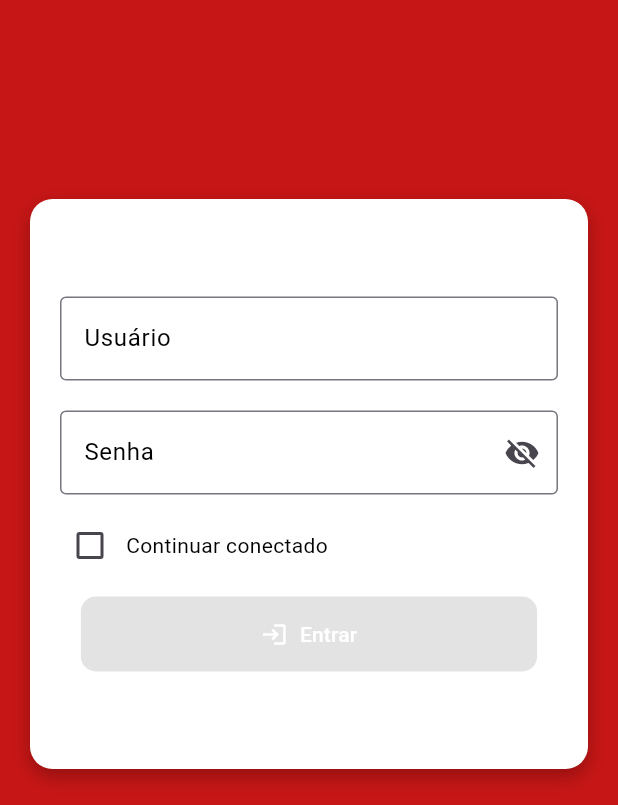
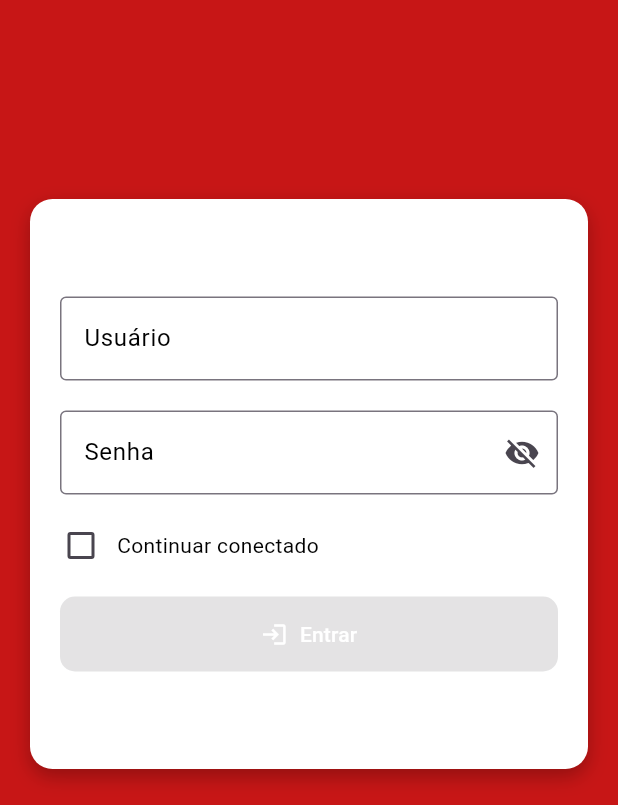
Before and after one commit to pablo-dtp/blitz_validade, a Flutter app: the screen it shows after launch, on a phone screen of 412 x 824 dp, the part 431-1236 px from its top. Run offline on Flutter 3.47's test engine with Material 3 defaults, Android fonts, the light colour scheme and no system bars; our stand-ins replace shared_preferences.

Commit message:
Login Page Fix

```diff
--- a/lib/pages/login.dart
+++ b/lib/pages/login.dart
@@ -225,8 +225,9 @@ class _LoginPageState extends State<LoginPage> {
 
   Widget _buildRememberMeCheckbox() {
     return Padding(
-      padding: const EdgeInsets.symmetric(horizontal: 16),
+      padding: const EdgeInsets.symmetric(horizontal: 10),
       child: Row(
+        crossAxisAlignment: CrossAxisAlignment.center, // Garante alinhamento central
         children: [
           Checkbox(
             value: rememberMe,
@@ -248,23 +249,38 @@ class _LoginPageState extends State<LoginPage> {
             checkColor: AppColors.auxiliaryColor,
             activeColor: AppColors.effectColor,
           ),
-          const Text('Continuar conectado'),
+          SizedBox(width: 0), // Ajusta o espaçamento entre o checkbox e o texto
+          const Text(
+            'Continuar conectado',
+            //style: TextStyle(fontSize: 16), // Ajusta o tamanho da fonte, se necessário
+          ),
         ],
       ),
     );
   }
 
+
+
   Widget _buildLoginButton() {
     return Padding(
       padding: const EdgeInsets.symmetric(horizontal: 20.0),
+      child: SizedBox(
+        width: double.infinity, // Ocupa toda a largura disponível
         child: ElevatedButton.icon(
           onPressed: isButtonEnabled ? _login : null,
           icon: const Icon(Icons.login, color: AppColors.auxiliaryColor),
-        label: const Text('Entrar', style: TextStyle(color: AppColors.auxiliaryColor)),
+          label: const Text(
+            'Entrar',
+            style: TextStyle(
+              color: AppColors.auxiliaryColor,
+              overflow: TextOverflow.ellipsis, // Previne que o texto quebre
+            ),
+          ),
           style: ElevatedButton.styleFrom(
             backgroundColor: isButtonEnabled ? AppColors.effectColor : const Color(0xFFB8B4B4),
-          padding: const EdgeInsets.symmetric(vertical: 15, horizontal: 120),
+            padding: const EdgeInsets.symmetric(vertical: 15),
             shape: RoundedRectangleBorder(borderRadius: BorderRadius.circular(10)),
+          ),
         ),
       ),
     );
```
Lines whose indentation alone changed are shown as unchanged.
